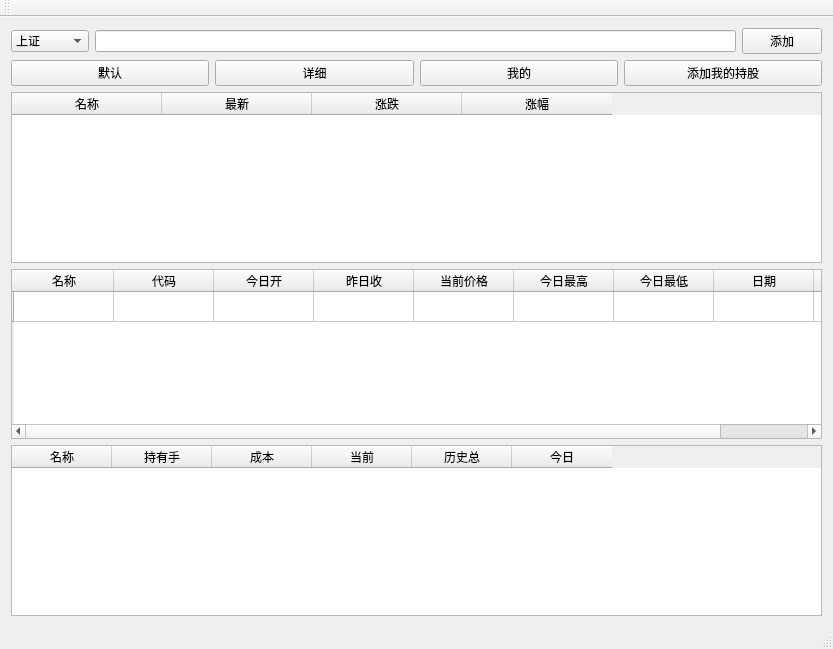
First picture: the form in mainwindow.ui, repository dependon/Stock-Ball, before the edit.
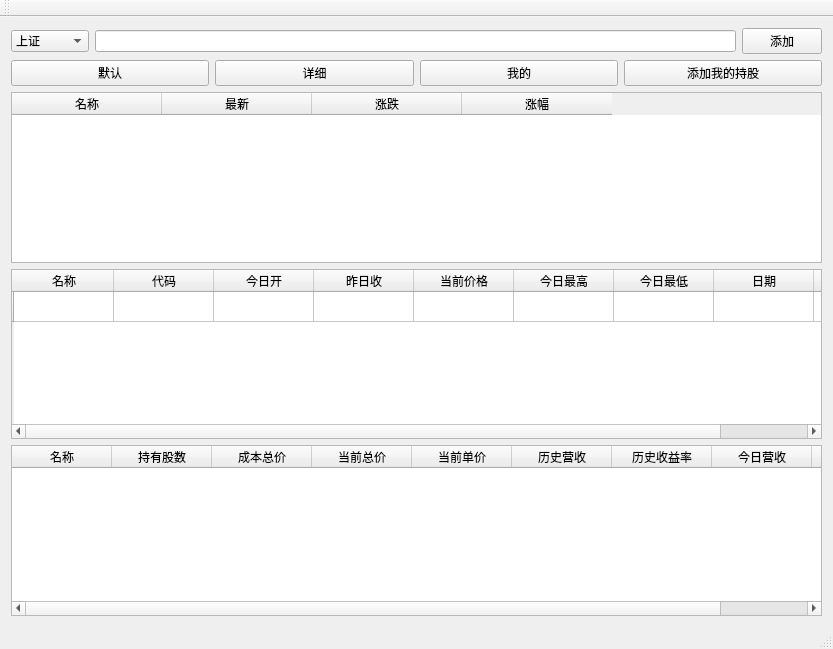
Second picture: the form after the edit.

Patch:
```diff
--- a/mainwindow.ui
+++ b/mainwindow.ui
@@ -171,27 +171,42 @@
       </column>
       <column>
        <property name="text">
-        <string>持有手</string>
+        <string>持有股数</string>
        </property>
       </column>
       <column>
        <property name="text">
-        <string>成本</string>
+        <string>成本总价</string>
        </property>
       </column>
       <column>
        <property name="text">
-        <string>当前</string>
+        <string>当前总价</string>
        </property>
       </column>
       <column>
        <property name="text">
-        <string>历史总</string>
+        <string>当前单价</string>
        </property>
       </column>
       <column>
        <property name="text">
-        <string>今日</string>
+        <string>历史营收</string>
+       </property>
+      </column>
+      <column>
+       <property name="text">
+        <string>历史收益率</string>
+       </property>
+      </column>
+      <column>
+       <property name="text">
+        <string>今日营收</string>
+       </property>
+      </column>
+      <column>
+       <property name="text">
+        <string>今日收益率</string>
        </property>
       </column>
      </widget>
```
Left out of the diff: 8 changed lines with no effect on the pictures.
